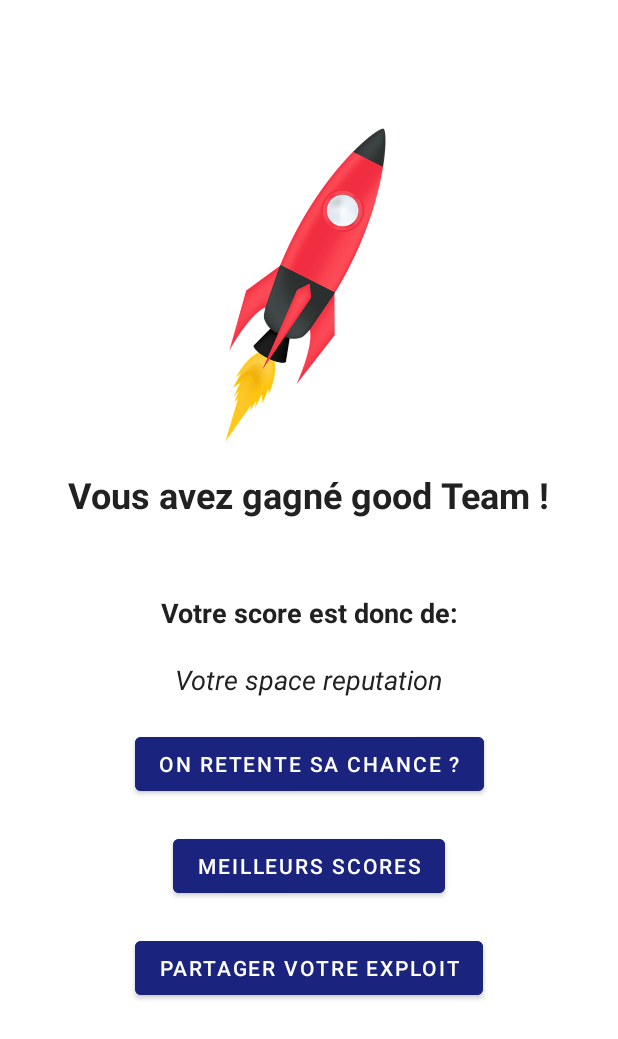
After one commit to LPDIM-ANNECY/Space_Dim_group_2, an Android app: the layout end_layout.xml on its own in the app's theme, with its tools: preview values and no code run, on a phone screen of 412 x 824 dp. The commit adds this screen. Shown: the top 1039 px of the screen. Run offline under Robolectric (Android 15) with nearby library versions, the phone set to English and light mode, and no system bars.

Commit message:
ADD END LAYOUT WITH STRINGS SPACE REPUTATION AND WIN/LOSE

```diff
--- /dev/null
+++ b/app/src/main/res/layout/end_layout.xml
@@ -0,0 +1,96 @@
+<?xml version="1.0" encoding="utf-8"?>
+<androidx.constraintlayout.widget.ConstraintLayout xmlns:android="http://schemas.android.com/apk/res/android"
+    xmlns:app="http://schemas.android.com/apk/res-auto"
+    xmlns:tools="http://schemas.android.com/tools"
+    android:layout_width="match_parent"
+    android:layout_height="match_parent"
+    android:background="@color/secondaryLightColor"
+    tools:context=".MainActivity">
+
+    <ImageView
+        android:id="@+id/imageView"
+        android:layout_width="261dp"
+        android:layout_height="253dp"
+        android:layout_marginTop="60dp"
+        android:contentDescription="@string/endTextContentImageDescription"
+        app:layout_constraintEnd_toEndOf="parent"
+        app:layout_constraintStart_toStartOf="parent"
+        app:layout_constraintTop_toTopOf="parent"
+        app:srcCompat="@drawable/rocket_5666114_960_720" />
+
+    <TextView
+        android:id="@+id/endTextCommentId"
+        android:layout_width="wrap_content"
+        android:layout_height="wrap_content"
+        android:text="@string/endTextCommentWin"
+        android:textColor="@color/secondaryTextColor"
+        android:textSize="24sp"
+        android:textStyle="bold"
+        app:layout_constraintEnd_toEndOf="parent"
+        app:layout_constraintStart_toStartOf="parent"
+        app:layout_constraintTop_toBottomOf="@+id/imageView" />
+
+    <TextView
+        android:id="@+id/endTextScoreId"
+        android:layout_width="wrap_content"
+        android:layout_height="wrap_content"
+        android:layout_marginTop="50dp"
+        android:text="@string/endTextScore"
+        android:textColor="@color/secondaryTextColor"
+        android:textSize="18sp"
+        android:textStyle="bold"
+        app:layout_constraintEnd_toEndOf="parent"
+        app:layout_constraintStart_toStartOf="parent"
+        app:layout_constraintTop_toBottomOf="@+id/endTextCommentId" />
+
+    <TextView
+        android:id="@+id/endTextScoreCommentId"
+        android:layout_width="wrap_content"
+        android:layout_height="wrap_content"
+        android:layout_marginStart="176dp"
+        android:layout_marginTop="20dp"
+        android:layout_marginEnd="177dp"
+        android:text="@string/endTextScoreComment"
+        android:textColor="@color/secondaryTextColor"
+        android:textSize="18sp"
+        android:textStyle="italic"
+        app:layout_constraintEnd_toEndOf="parent"
+        app:layout_constraintStart_toStartOf="parent"
+        app:layout_constraintTop_toBottomOf="@+id/endTextScoreId" />
+
+    <Button
+        android:id="@+id/endButtonRetryId"
+        android:layout_width="wrap_content"
+        android:layout_height="wrap_content"
+        android:layout_marginTop="20dp"
+        android:backgroundTint="@color/primaryColor"
+        android:text="@string/endTextButtonRetry"
+        android:textColor="@color/primaryTextColor"
+        app:iconTint="@color/primaryTextColor"
+        app:layout_constraintEnd_toEndOf="parent"
+        app:layout_constraintStart_toStartOf="parent"
+        app:layout_constraintTop_toBottomOf="@+id/endTextScoreCommentId" />
+
+    <Button
+        android:id="@+id/button2"
+        android:layout_width="wrap_content"
+        android:layout_height="wrap_content"
+        android:layout_marginTop="20dp"
+        android:backgroundTint="@color/primaryColor"
+        android:text="@string/endTextButtonShare"
+        app:layout_constraintEnd_toEndOf="parent"
+        app:layout_constraintStart_toStartOf="parent"
+        app:layout_constraintTop_toBottomOf="@+id/button3" />
+
+    <Button
+        android:id="@+id/button3"
+        android:layout_width="wrap_content"
+        android:layout_height="wrap_content"
+        android:layout_marginTop="20dp"
+        android:backgroundTint="@color/primaryColor"
+        android:text="@string/endTextButtonHighScore"
+        app:layout_constraintEnd_toEndOf="parent"
+        app:layout_constraintStart_toStartOf="parent"
+        app:layout_constraintTop_toBottomOf="@+id/endButtonRetryId" />
+
+</androidx.constraintlayout.widget.ConstraintLayout>
--- a/app/src/main/res/values/strings.xml
+++ b/app/src/main/res/values/strings.xml
@@ -1,3 +1,15 @@
 <resources>
     <string name="app_name">SpaceDIM</string>
+    <string name="endTextCommentWin">Vous avez gagné good Team !</string>
+    <string name="endTextCommentLose">Vous avez perdu expulser un de vos membre dans l\'espace !!</string>
+    <string name="endTextScore">Votre score est donc de: </string>
+    <string name="endTextScoreComment">Votre space reputation </string>
+    <string name="endTextSpaceReputationLaika">Laïka</string>
+    <string name="endTextSpaceReputationYuri">Yuri</string>
+    <string name="endTextSpaceReputationValentina">Valentina</string>
+    <string name="endTextSpaceReputationApollo11">Apollo 11</string>
+    <string name="endTextButtonRetry">On retente sa chance ?</string>
+    <string name="endTextButtonHighScore">Meilleurs scores</string>
+    <string name="endTextButtonShare">Partager votre exploit</string>
+    <string name="endTextContentImageDescription">rocket</string>
 </resources>
```
Also changed, not shown: app/src/main/res/drawable-v24/rocket_5666114_960_720.png (added).
